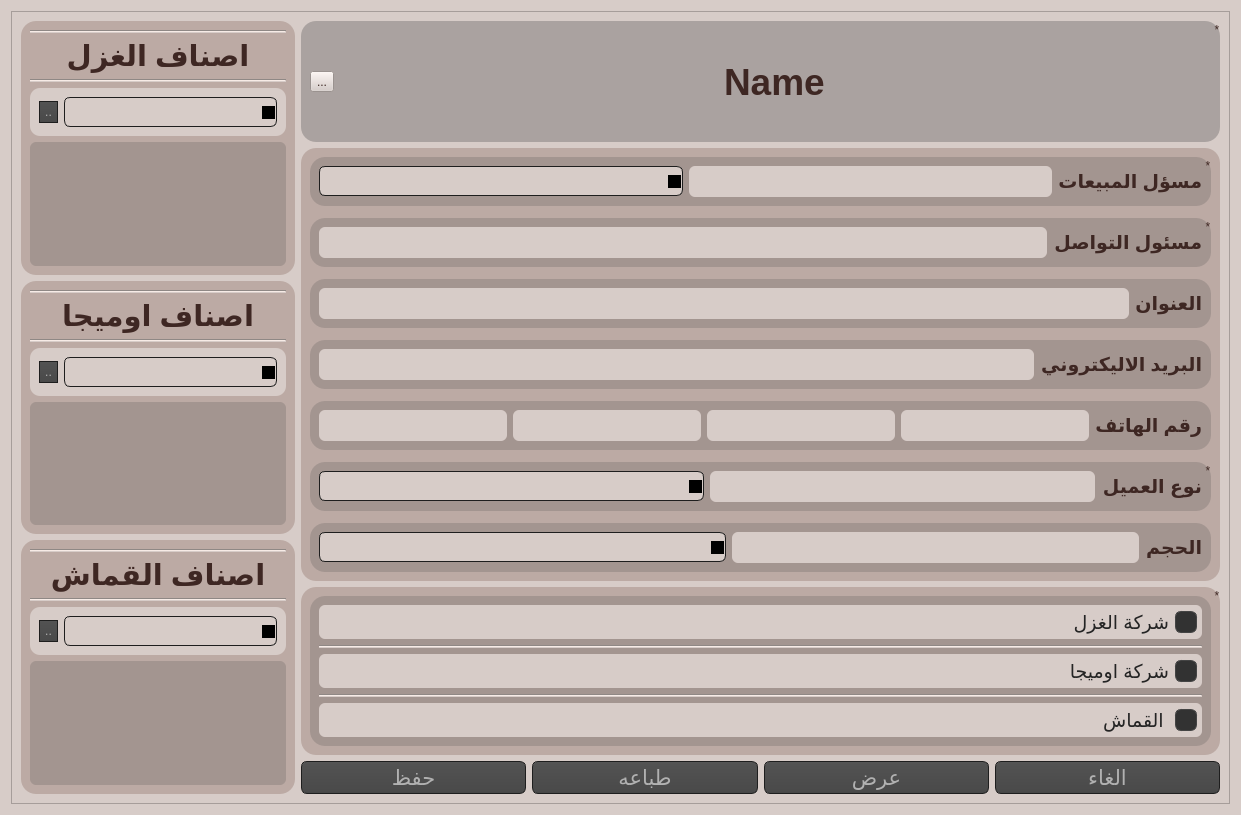
Above: Layouts/details_ui.ui from 3bdokha/Customers before the change. Below: the same form after it.
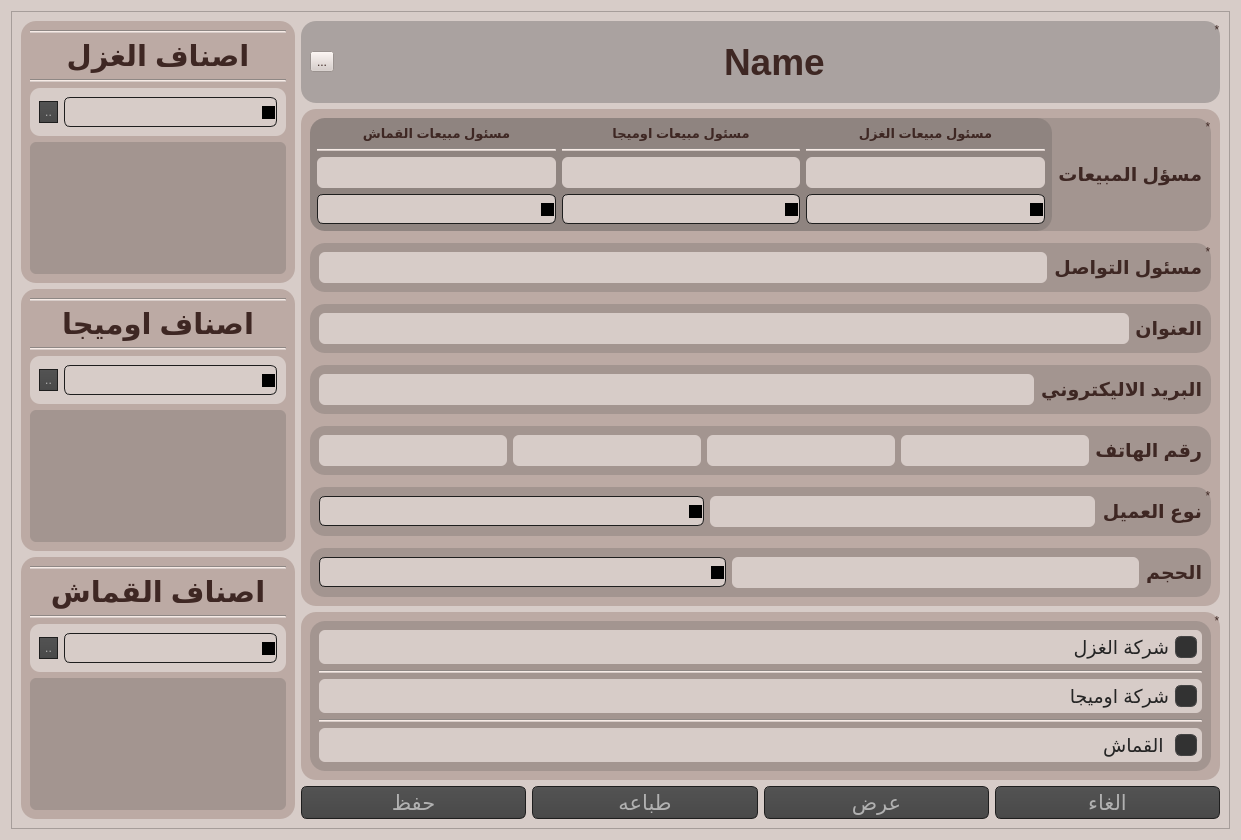
That is the form after the change. Icons and pictures are not drawn.

Diff of the .ui file:
```diff
--- a/Layouts/details_ui.ui
+++ b/Layouts/details_ui.ui
@@ -7,7 +7,7 @@
     <x>0</x>
     <y>0</y>
     <width>1241</width>
-    <height>815</height>
+    <height>840</height>
    </rect>
   </property>
   <property name="sizePolicy">
@@ -555,7 +555,7 @@
         <x>0</x>
         <y>0</y>
         <width>1221</width>
-        <height>795</height>
+        <height>820</height>
        </rect>
       </property>
       <layout class="QGridLayout" name="gridLayout_2">
@@ -1075,11 +1075,93 @@
                 <property name="alignment">
                  <set>Qt::AlignRight|Qt::AlignTrailing|Qt::AlignVCenter</set>
                 </property>
-                <layout class="QHBoxLayout" name="horizontalLayout_3" stretch="1,1,0">
+                <layout class="QHBoxLayout" name="horizontalLayout_3" stretch="1,0">
+                 <property name="leftMargin">
+                  <number>0</number>
+                 </property>
+                 <property name="topMargin">
+                  <number>0</number>
+                 </property>
+                 <property name="rightMargin">
+                  <number>9</number>
+                 </property>
+                 <property name="bottomMargin">
+                  <number>0</number>
+                 </property>
                  <item>
-                  <widget class="QComboBox" name="comSalesP">
+                  <widget class="QGroupBox" name="groupBox_17">
+                   <property name="styleSheet">
+                    <string notr="true">QGroupBox{
+ background-color:rgba(66,66,66,20%);
+}</string>
+                   </property>
+                   <property name="title">
+                    <string/>
+                   </property>
+                   <property name="alignment">
+                    <set>Qt::AlignRight|Qt::AlignTrailing|Qt::AlignVCenter</set>
+                   </property>
+                   <layout class="QHBoxLayout" name="horizontalLayout_12" stretch="0,0,0">
+                    <property name="leftMargin">
+                     <number>7</number>
+                    </property>
+                    <property name="topMargin">
+                     <number>7</number>
+                    </property>
+                    <property name="rightMargin">
+                     <number>7</number>
+                    </property>
+                    <property name="bottomMargin">
+                     <number>7</number>
+                    </property>
+                    <item>
+                     <layout class="QVBoxLayout" name="verticalLayout_14">
+                      <item>
+                       <widget class="QLabel" name="label_3">
                    <property name="font">
                     <font>
+                          <pointsize>10</pointsize>
+                          <weight>75</weight>
+                          <bold>true</bold>
+                         </font>
+                        </property>
+                        <property name="text">
+                         <string>مسئول مبيعات القماش</string>
+                        </property>
+                        <property name="alignment">
+                         <set>Qt::AlignCenter</set>
+                        </property>
+                       </widget>
+                      </item>
+                      <item>
+                       <widget class="Line" name="line_3">
+                        <property name="orientation">
+                         <enum>Qt::Horizontal</enum>
+                        </property>
+                       </widget>
+                      </item>
+                      <item>
+                       <widget class="QLineEdit" name="txtSlaesCloth">
+                        <property name="enabled">
+                         <bool>true</bool>
+                        </property>
+                        <property name="font">
+                         <font>
+                          <pointsize>14</pointsize>
+                         </font>
+                        </property>
+                        <property name="alignment">
+                         <set>Qt::AlignCenter</set>
+                        </property>
+                        <property name="readOnly">
+                         <bool>true</bool>
+                        </property>
+                       </widget>
+                      </item>
+                      <item>
+                       <widget class="QComboBox" name="comSalesCloth">
+                        <property name="font">
+                         <font>
                      <pointsize>-1</pointsize>
                      <weight>75</weight>
                      <bold>true</bold>
@@ -1107,8 +1189,36 @@
                    </property>
                   </widget>
                  </item>
+                     </layout>
+                    </item>
                  <item>
-                  <widget class="QLineEdit" name="txtSlaesP">
+                     <layout class="QVBoxLayout" name="verticalLayout_13">
+                      <item>
+                       <widget class="QLabel" name="label_2">
+                        <property name="font">
+                         <font>
+                          <pointsize>10</pointsize>
+                          <weight>75</weight>
+                          <bold>true</bold>
+                         </font>
+                        </property>
+                        <property name="text">
+                         <string>مسئول مبيعات اوميجا</string>
+                        </property>
+                        <property name="alignment">
+                         <set>Qt::AlignCenter</set>
+                        </property>
+                       </widget>
+                      </item>
+                      <item>
+                       <widget class="Line" name="line_2">
+                        <property name="orientation">
+                         <enum>Qt::Horizontal</enum>
+                        </property>
+                       </widget>
+                      </item>
+                      <item>
+                       <widget class="QLineEdit" name="txtSlaesOmega">
                    <property name="enabled">
                     <bool>true</bool>
                    </property>
@@ -1117,9 +1227,125 @@
                      <pointsize>14</pointsize>
                     </font>
                    </property>
+                        <property name="alignment">
+                         <set>Qt::AlignCenter</set>
+                        </property>
                    <property name="readOnly">
                     <bool>true</bool>
                    </property>
+                       </widget>
+                      </item>
+                      <item>
+                       <widget class="QComboBox" name="comSalesOmega">
+                        <property name="font">
+                         <font>
+                          <pointsize>-1</pointsize>
+                          <weight>75</weight>
+                          <bold>true</bold>
+                         </font>
+                        </property>
+                        <property name="styleSheet">
+                         <string notr="true">background-color: #D7CCC8;
+border-width: 1px;
+border-color: #1e1e1e;
+border-radius: 6;
+padding: 3px;
+padding-left: 5px;
+padding-right: 5px;
+font-size: 17px;
+font-weight: bold;</string>
+                        </property>
+                        <property name="editable">
+                         <bool>true</bool>
+                        </property>
+                        <property name="insertPolicy">
+                         <enum>QComboBox::NoInsert</enum>
+                        </property>
+                        <property name="sizeAdjustPolicy">
+                         <enum>QComboBox::AdjustToMinimumContentsLengthWithIcon</enum>
+                        </property>
+                       </widget>
+                      </item>
+                     </layout>
+                    </item>
+                    <item>
+                     <layout class="QVBoxLayout" name="verticalLayout_8">
+                      <item>
+                       <widget class="QLabel" name="label">
+                        <property name="font">
+                         <font>
+                          <pointsize>10</pointsize>
+                          <weight>75</weight>
+                          <bold>true</bold>
+                         </font>
+                        </property>
+                        <property name="text">
+                         <string>مسئول مبيعات الغزل</string>
+                        </property>
+                        <property name="alignment">
+                         <set>Qt::AlignCenter</set>
+                        </property>
+                       </widget>
+                      </item>
+                      <item>
+                       <widget class="Line" name="line">
+                        <property name="orientation">
+                         <enum>Qt::Horizontal</enum>
+                        </property>
+                       </widget>
+                      </item>
+                      <item>
+                       <widget class="QLineEdit" name="txtSlaesYarn">
+                        <property name="enabled">
+                         <bool>true</bool>
+                        </property>
+                        <property name="font">
+                         <font>
+                          <pointsize>14</pointsize>
+                         </font>
+                        </property>
+                        <property name="alignment">
+                         <set>Qt::AlignCenter</set>
+                        </property>
+                        <property name="readOnly">
+                         <bool>true</bool>
+                        </property>
+                       </widget>
+                      </item>
+                      <item>
+                       <widget class="QComboBox" name="comSalesYarn">
+                        <property name="font">
+                         <font>
+                          <pointsize>-1</pointsize>
+                          <weight>75</weight>
+                          <bold>true</bold>
+                         </font>
+                        </property>
+                        <property name="styleSheet">
+                         <string notr="true">background-color: #D7CCC8;
+border-width: 1px;
+border-color: #1e1e1e;
+border-radius: 6;
+padding: 3px;
+padding-left: 5px;
+padding-right: 5px;
+font-size: 17px;
+font-weight: bold;</string>
+                        </property>
+                        <property name="editable">
+                         <bool>true</bool>
+                        </property>
+                        <property name="insertPolicy">
+                         <enum>QComboBox::NoInsert</enum>
+                        </property>
+                        <property name="sizeAdjustPolicy">
+                         <enum>QComboBox::AdjustToMinimumContentsLengthWithIcon</enum>
+                        </property>
+                       </widget>
+                      </item>
+                     </layout>
+                    </item>
+                   </layout>
                   </widget>
                  </item>
                  <item>
```
Left out of the diff: 2 changed lines with no effect on the pictures. Lines whose indentation alone changed are shown as unchanged.
